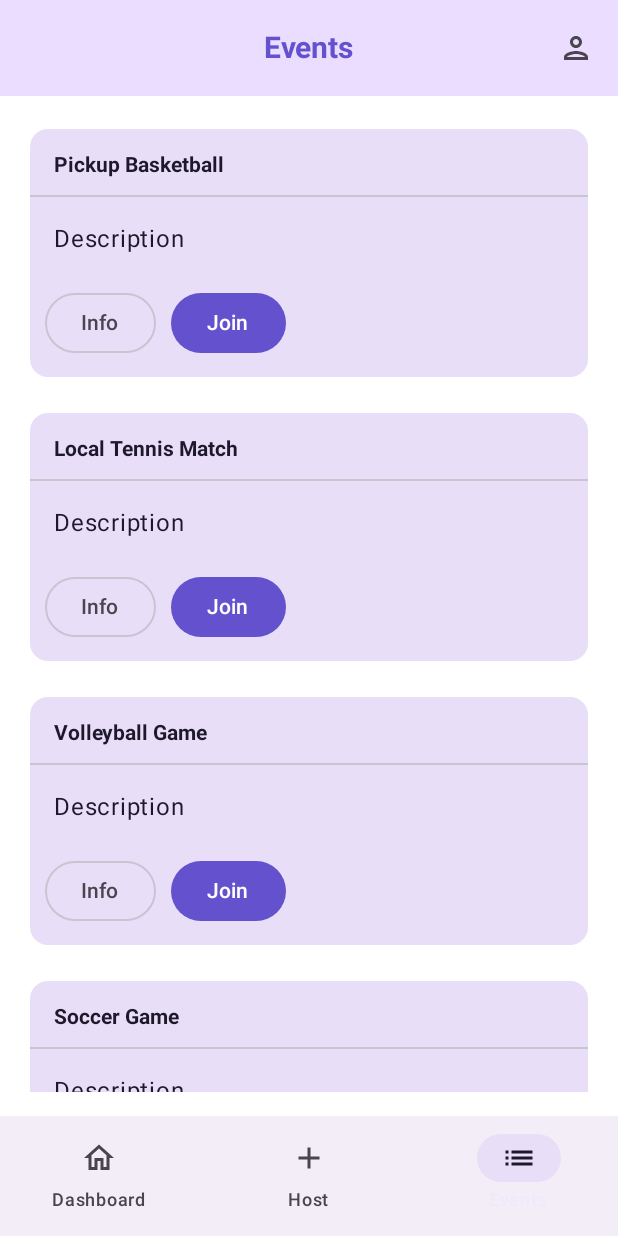
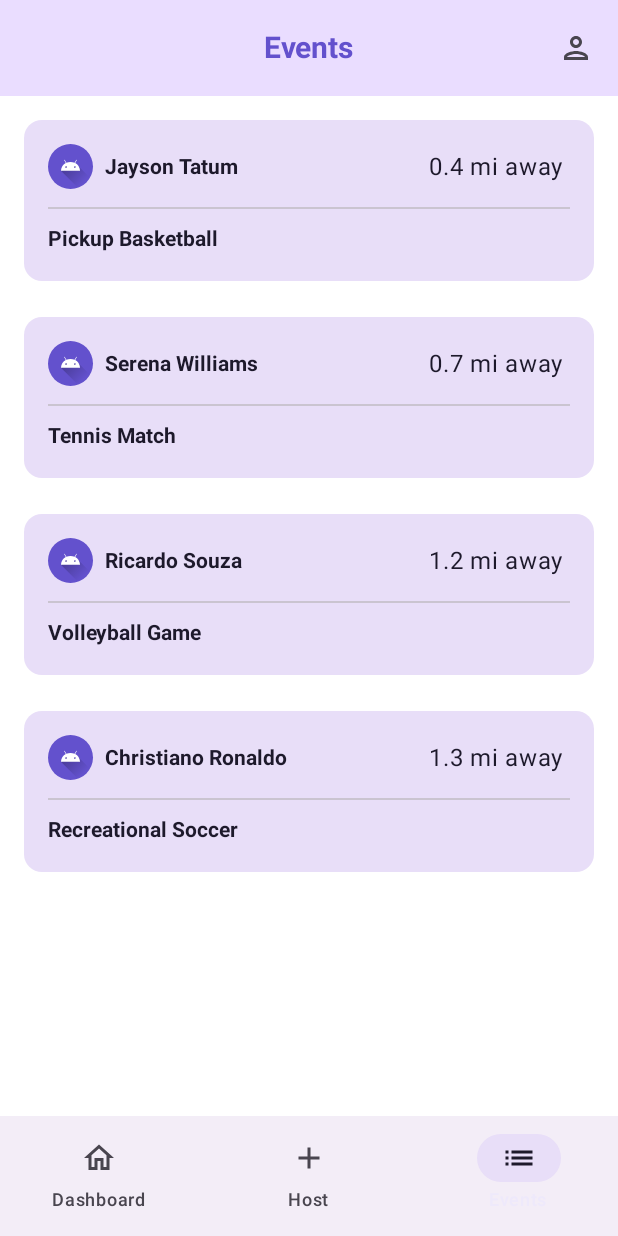
Before and after one commit to mustafataibah/InstaSport, an Android app built with Jetpack Compose: the EventsScreen screen opened through its navigation route, on a phone screen of 412 x 824 dp. Run offline under Robolectric (Android 15) with nearby library versions, the phone set to English and light mode, and no system bars; our stand-ins replace Firebase (no records; nobody signed in at launch, a user with empty details on screens opened directly), accompanist; 1 statement that could not run was skipped.

Commit message:
added test data and expansion animations to events screen

```diff
--- a/app/src/main/java/com/amt/instasport/ui/view/EventsScreen.kt
+++ b/app/src/main/java/com/amt/instasport/ui/view/EventsScreen.kt
@@ -1,14 +1,21 @@
 package com.amt.instasport.ui.view
 
+import androidx.compose.animation.animateContentSize
+import androidx.compose.foundation.Image
+import androidx.compose.foundation.background
+import androidx.compose.foundation.clickable
 import androidx.compose.foundation.layout.Arrangement
+import androidx.compose.foundation.layout.Box
 import androidx.compose.foundation.layout.Column
 import androidx.compose.foundation.layout.Row
 import androidx.compose.foundation.layout.Spacer
 import androidx.compose.foundation.layout.fillMaxSize
 import androidx.compose.foundation.layout.fillMaxWidth
 import androidx.compose.foundation.layout.padding
+import androidx.compose.foundation.layout.size
 import androidx.compose.foundation.lazy.LazyColumn
 import androidx.compose.foundation.lazy.items
+import androidx.compose.foundation.shape.CircleShape
 import androidx.compose.material3.Button
 import androidx.compose.material3.CardDefaults
 import androidx.compose.material3.Divider
@@ -17,38 +24,62 @@ import androidx.compose.material3.MaterialTheme
 import androidx.compose.material3.OutlinedButton
 import androidx.compose.material3.Text
 import androidx.compose.runtime.Composable
+import androidx.compose.runtime.getValue
+import androidx.compose.runtime.mutableStateOf
+import androidx.compose.runtime.remember
+import androidx.compose.runtime.setValue
 import androidx.compose.ui.Alignment
 import androidx.compose.ui.Modifier
+import androidx.compose.ui.layout.ContentScale
+import androidx.compose.ui.res.painterResource
 import androidx.compose.ui.text.TextStyle
 import androidx.compose.ui.text.font.FontWeight
+import androidx.compose.ui.text.style.TextOverflow
 import androidx.compose.ui.tooling.preview.Preview
 import androidx.compose.ui.unit.dp
 import androidx.navigation.NavController
+import com.amt.instasport.R
+
+data class EventData (
+    val title: String,
+    val description: String,
+    val author: String,
+    val distance: String,
+)
 
 @Composable
 fun EventsScreen(navController: NavController? = null) {
-    val eventsList = listOf("Pickup Basketball", "Local Tennis Match", "Volleyball Game", "Soccer Game")
+    // Test data
+    val eventsList = listOf(
+        EventData("Pickup Basketball", "Come play basketball with me!", "Jayson Tatum", "0.4"),
+        EventData("Tennis Match", "Let's play a few friendly sets!", "Serena Williams", "0.7"),
+        EventData("Volleyball Game", "Come play volleyball with my friends and I!", "Ricardo Souza", "1.2"),
+        EventData("Recreational Soccer", "Join us in a quick soccer game", "Christiano Ronaldo", "1.3"),
+    )
 
     Column(
         modifier = Modifier
             .fillMaxSize()
-            .padding(16.dp),
+            .padding(8.dp),
         horizontalAlignment = Alignment.CenterHorizontally,
         verticalArrangement = Arrangement.Center
     ) {
         LazyColumn(
-            modifier = Modifier.fillMaxSize()
+            modifier = Modifier.fillMaxSize(),
+            verticalArrangement = Arrangement.spacedBy(8.dp)
         ) {
             items(eventsList) { event ->
                 EventItem(event)
-                Spacer(modifier = Modifier.padding(8.dp))
             }
         }
     }
 }
 
 @Composable
-fun EventItem(eventName: String) {
+fun EventItem(event: EventData) {
+    val (title, description, author, distance) = event
+    var isExpanded by remember { mutableStateOf(false) }
+
     ElevatedCard(
         elevation = CardDefaults.cardElevation(
             defaultElevation = 0.dp
@@ -56,70 +87,92 @@ fun EventItem(eventName: String) {
         colors = CardDefaults.cardColors(
             containerColor = MaterialTheme.colorScheme.secondaryContainer,
         ),
+        modifier = Modifier
+            .padding(8.dp)
+            .fillMaxWidth()
+            .clickable { isExpanded = !isExpanded }
+    ) {
+        Column(
+            modifier = Modifier
+                .padding(16.dp)
+                .animateContentSize(),
+        ) {
+            Row (
+                modifier = Modifier.fillMaxWidth(),
+                verticalAlignment = Alignment.CenterVertically
+            ) {
+                Box(
+                    modifier = Modifier
+                        .size(30.dp)
+                        .background(MaterialTheme.colorScheme.primary, shape = CircleShape)
+                ) {
+                    Image(
+                        painter = painterResource(id = R.drawable.ic_launcher_foreground),
+                        contentDescription = "User Avatar",
+                        modifier = Modifier.fillMaxSize(),
+                        contentScale = ContentScale.Crop
+                    )
+                }
+                Spacer(modifier = Modifier.padding(4.dp))
+                Text(
+                    text = author,
+                    style = TextStyle(fontWeight = FontWeight.Bold),
+                )
+                Spacer(modifier = Modifier.weight(1f))
+                Text(
+                    text = "$distance mi away",
+                    modifier = Modifier.padding(horizontal = 4.dp)
+                )
+            }
+
+            Divider(modifier = Modifier.padding(vertical = 12.dp))
+
+            Text(
+                text = title,
+                style = TextStyle(fontWeight = FontWeight.Bold),
+                modifier = Modifier.fillMaxWidth(),
+                maxLines = 1,
+                overflow = TextOverflow.Ellipsis
+            )
+
+            Spacer(modifier = Modifier.padding(2.dp))
+
+            if (isExpanded) {
+                Text(
+                    text = description,
+                    modifier = Modifier.fillMaxWidth()
+                )
+                Spacer(modifier = Modifier.padding(6.dp))
+
+                Row(
+                    modifier = Modifier.fillMaxWidth(),
+                    horizontalArrangement = Arrangement.End,
+                    verticalAlignment = Alignment.CenterVertically,
+                ) {
+                    OutlinedButton(
+                        onClick = { /*TODO*/ },
                         modifier = Modifier.padding(
-            start = 4.dp,
-            end = 4.dp,
-            top = 6.dp,
-            bottom = 2.dp,
                         )
                     ) {
                         Text(
-            text = eventName,
-            style = TextStyle(fontWeight = FontWeight.Bold),
-            modifier = Modifier
-                .fillMaxWidth()
-                .padding(
-                    start = 16.dp,
-                    end = 16.dp,
-                    top = 16.dp,
-                    bottom = 12.dp,
-                )
-        )
-        Divider()
-        Text(
-            text = "Description",
-            modifier = Modifier
-                .fillMaxWidth()
-                .padding(
-                    start = 16.dp,
-                    end = 16.dp,
-                    top = 16.dp,
-                    bottom = 12.dp,
-                )
-        )
-        Row (modifier = Modifier.fillMaxWidth()) {
-            OutlinedButton(
-                onClick = { /*TODO*/ },
-                modifier = Modifier.padding(
-                    start = 10.dp,
-                    end = 0.dp,
-                    top = 8.dp,
-                    bottom = 8.dp,
-                )
-            ) {
-                Text (
                             text = "Info"
                         )
                     }
+                    Spacer(modifier = Modifier.padding(4.dp))
                     Button(
                         onClick = { /*TODO*/ },
                         modifier = Modifier.padding(
-                    start = 10.dp,
-                    end = 0.dp,
-                    top = 8.dp,
-                    bottom = 8.dp,
                         )
                     ) {
-                Text (
+                        Text(
                             text = "Join"
                         )
                     }
                 }
-        Spacer(modifier = Modifier.padding(2.dp))
             }
         }
-
-
+    }
+}
 
 @Preview(showBackground = true)
 @Composable
```
Lines whose indentation alone changed are shown as unchanged.
